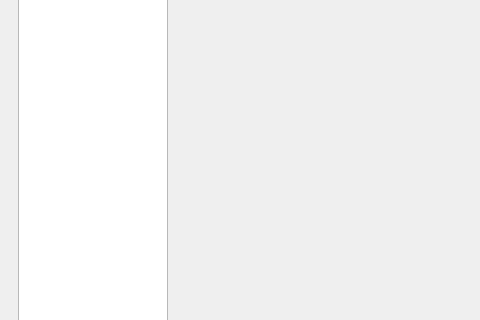
Qt form Ui_MainWindow.ui (Charliechen114514/Smart_UltraSound_Detection) before a commit; both pictures show x 0 to 480 and y 141 to 461 of the 860 by 600 pixel window.
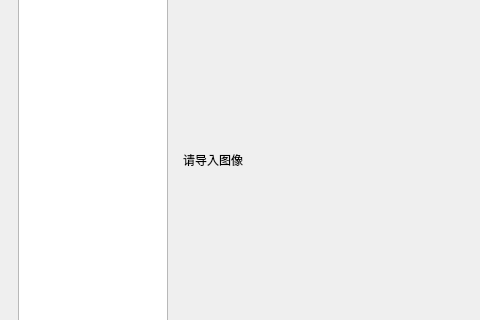
The same form after that commit.

```diff
--- a/Ui_MainWindow.ui
+++ b/Ui_MainWindow.ui
@@ -55,7 +55,7 @@
              <bool>true</bool>
             </property>
             <property name="text">
-             <string/>
+             <string>请导入图像</string>
             </property>
             <property name="scaledContents">
              <bool>true</bool>
```
